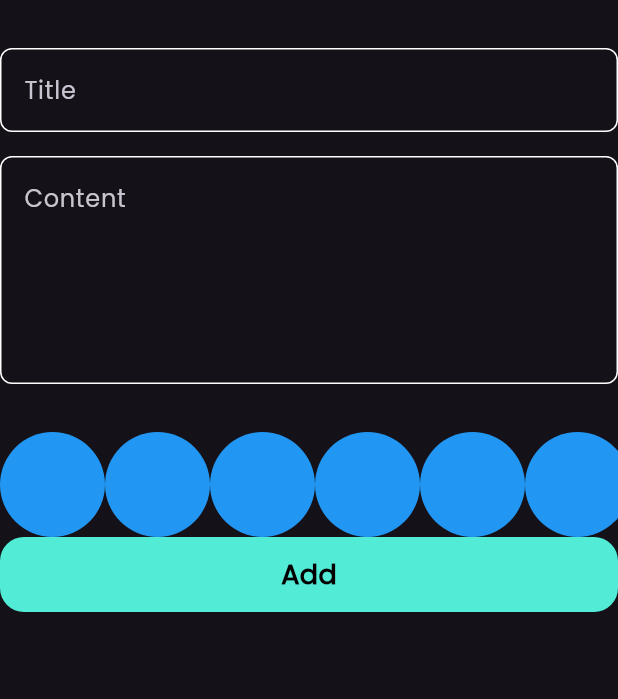
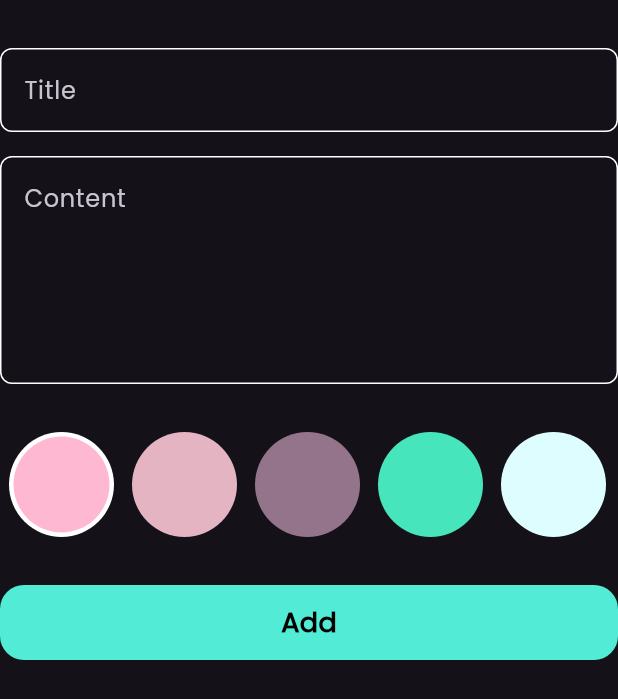
Before and after one commit to i4oofi/Notes_App, a Flutter app: the AddNoteForm widget shown alone on an empty page, opened directly, on a phone screen of 412 x 824 dp. Shown: the top 699 px of the screen. Run offline on Flutter 3.47's test engine with Material 3 defaults, Android fonts, the phone set to English and light mode, and no system bars; our stand-ins replace bloc, flutter_bloc, font_awesome_flutter, hive, hive_flutter; accounts and stored records are empty.

Commit message:
colors list view part two

```diff
--- a/lib/widgets/add_note_form.dart
+++ b/lib/widgets/add_note_form.dart
@@ -49,7 +49,10 @@ class _AddNoteFormState extends State<AddNoteForm> {
           const SizedBox(
             height: 32,
           ),
-          ColorsListView(),
+          const ColorsListView(),
+          SizedBox(
+            height: 32,
+          ),
           BlocBuilder<AddNoteCubit, AddNoteState>(
             builder: (context, state) {
               return CustomButton(
--- a/lib/widgets/colors_listview.dart
+++ b/lib/widgets/colors_listview.dart
@@ -1,29 +1,66 @@
 import 'package:flutter/material.dart';
 
 class ColorItem extends StatelessWidget {
-  const ColorItem({super.key});
+  const ColorItem({super.key, required this.isActive, required this.color});
+  final bool isActive;
+  final Color color;
 
   @override
   Widget build(BuildContext context) {
-    return CircleAvatar(
-      radius: 35,
-      backgroundColor: Colors.blue,
-    );
+    return isActive
+        ? CircleAvatar(
+            backgroundColor: Colors.white,
+            radius: 35,
+            child: CircleAvatar(
+              radius: 32,
+              backgroundColor: color,
+            ),
+          )
+        : CircleAvatar(
+            radius: 35,
+            backgroundColor: color,
+          );
   }
 }
 
-class ColorsListView extends StatelessWidget {
+class ColorsListView extends StatefulWidget {
   const ColorsListView({super.key});
 
+  @override
+  State<ColorsListView> createState() => _ColorsListViewState();
+}
+
+class _ColorsListViewState extends State<ColorsListView> {
+  int curruntIndex = 0;
+  List<Color> colors = [
+    Color(0xffFFB8D1),
+    Color(0xffE4B4C2),
+    Color(0xff93748A),
+    Color(0xff47E5BC),
+    Color(0xffDDFDFE),
+    Color(0xffFF499E),
+  ];
   @override
   Widget build(BuildContext context) {
     return SizedBox(
       height: 70,
       child: ListView.builder(
           scrollDirection: Axis.horizontal,
-          itemCount: 10,
+          itemCount: colors.length,
           itemBuilder: (context, index) {
-            return ColorItem();
+            return Padding(
+              padding: const EdgeInsets.symmetric(horizontal: 6),
+              child: GestureDetector(
+                onTap: () {
+                  curruntIndex = index;
+                  setState(() {});
+                },
+                child: ColorItem(
+                  isActive: curruntIndex == index,
+                  color: colors[index],
+                ),
+              ),
+            );
           }),
     );
   }
--- a/lib/widgets/edit_note_view_body.dart
+++ b/lib/widgets/edit_note_view_body.dart
@@ -18,10 +18,10 @@ class _EditNoteViewBodyState extends State<EditNoteViewBody> {
   @override
   Widget build(BuildContext context) {
     return Padding(
-      padding: EdgeInsets.symmetric(horizontal: 24),
+      padding: const EdgeInsets.symmetric(horizontal: 24),
       child: Column(
         children: [
-          SizedBox(
+          const SizedBox(
             height: 50,
           ),
           CustomAppBar(
@@ -35,7 +35,7 @@ class _EditNoteViewBodyState extends State<EditNoteViewBody> {
             title: 'Edit Note',
             icon: Icons.check,
           ),
-          SizedBox(
+          const SizedBox(
             height: 50,
           ),
           CutomTextField(
@@ -44,7 +44,7 @@ class _EditNoteViewBodyState extends State<EditNoteViewBody> {
             },
             hint: widget.note.title,
           ),
-          SizedBox(
+          const SizedBox(
             height: 16,
           ),
           CutomTextField(
```
